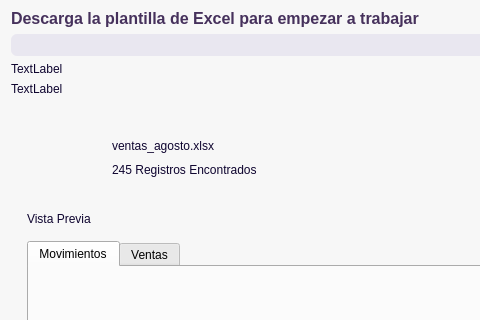
Before: the Qt Designer form app/ui/dashboard/pages/cargar_datos.ui in Brando-1510/Proyecto-Integrador-2.0, drawn with Qt 5; both pictures show x 0 to 480 and y 322 to 642 of the 1073 by 830 pixel window.
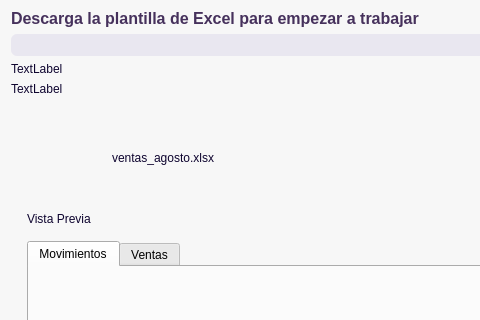
After: the same form once the commit is applied. Icons and pictures are not drawn.

Commit message: pequeños cambios en la interfaz

What changed in the file:
```diff
--- a/app/ui/dashboard/pages/cargar_datos.ui
+++ b/app/ui/dashboard/pages/cargar_datos.ui
@@ -496,22 +496,6 @@
               </property>
              </widget>
             </item>
-            <item>
-             <widget class="QLabel" name="label_4">
-              <property name="maximumSize">
-               <size>
-                <width>16777215</width>
-                <height>50</height>
-               </size>
-              </property>
-              <property name="text">
-               <string>245 Registros Encontrados</string>
-              </property>
-              <property name="texto" stdset="0">
-               <string>Descripcion</string>
-              </property>
-             </widget>
-            </item>
            </layout>
           </widget>
          </item>
```
The commit also changes 4 other files.
